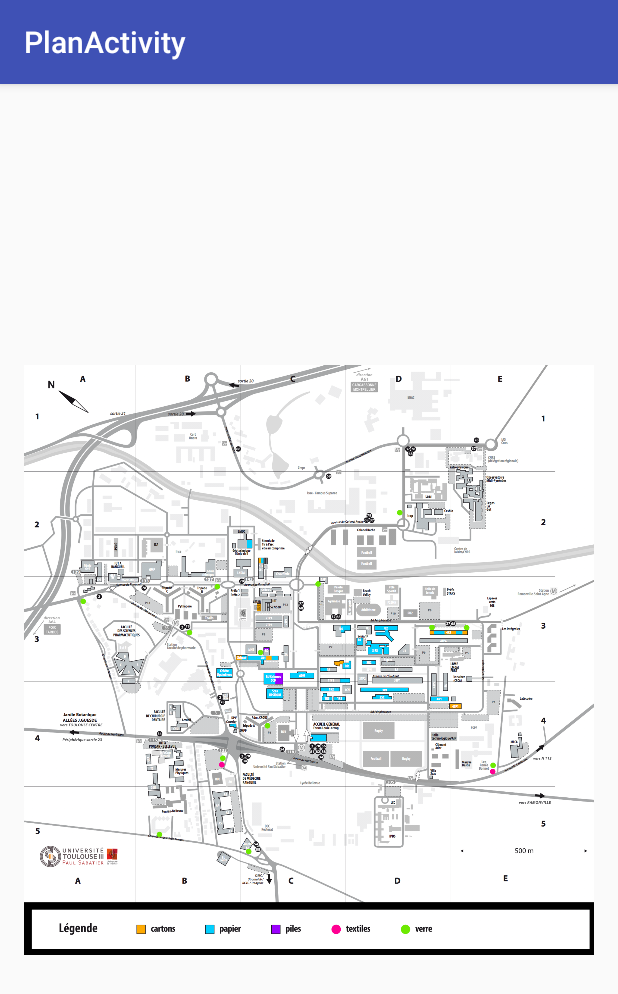
After one commit to Oxynos/AndroidHAC, an Android app: the PlanActivity screen opened directly, with no data from a screen before it, on a phone screen of 412 x 824 dp. The commit adds this screen. Shown: the top 994 px of the screen. Run offline under Robolectric (Android 15) with nearby library versions, the phone set to English and light mode, and no system bars.

Commit message:
Ajout d'une activity de plan

```diff
--- a/app/src/main/AndroidManifest.xml
+++ b/app/src/main/AndroidManifest.xml
@@ -49,7 +49,11 @@
 
         <activity
             android:name=".MapsActivity"
-            android:label="@string/title_activity_maps"></activity>
+            android:label="@string/title_activity_maps" />
+        <activity
+            android:name=".PlanActivity"
+            android:label="@string/title_activity_plan"
+            android:theme="@style/AppTheme.NoActionBar"></activity>
     </application>
 
 </manifest>
--- /dev/null
+++ b/app/src/main/java/com/m2dl/androidhac/PlanActivity.java
@@ -0,0 +1,25 @@
+package com.m2dl.androidhac;
+
+import android.os.Bundle;
+import android.support.design.widget.FloatingActionButton;
+import android.support.design.widget.Snackbar;
+import android.support.v7.app.AppCompatActivity;
+import android.support.v7.widget.Toolbar;
+import android.view.View;
+import android.widget.ImageView;
+
+public class PlanActivity extends AppCompatActivity {
+    ImageView imageView;
+
+    @Override
+    protected void onCreate(Bundle savedInstanceState) {
+        super.onCreate(savedInstanceState);
+        setContentView(R.layout.activity_plan);
+        Toolbar toolbar = (Toolbar) findViewById(R.id.toolbar);
+        setSupportActionBar(toolbar);
+
+       imageView = (ImageView) findViewById(R.id.imageView1);
+
+    }
+
+}
--- /dev/null
+++ b/app/src/main/res/layout/activity_plan.xml
@@ -0,0 +1,26 @@
+<?xml version="1.0" encoding="utf-8"?>
+<android.support.design.widget.CoordinatorLayout xmlns:android="http://schemas.android.com/apk/res/android"
+    xmlns:app="http://schemas.android.com/apk/res-auto"
+    xmlns:tools="http://schemas.android.com/tools"
+    android:layout_width="match_parent"
+    android:layout_height="match_parent"
+    android:fitsSystemWindows="true"
+    tools:context="com.m2dl.androidhac.PlanActivity">
+
+    <android.support.design.widget.AppBarLayout
+        android:layout_width="match_parent"
+        android:layout_height="wrap_content"
+        android:theme="@style/AppTheme.AppBarOverlay">
+
+        <android.support.v7.widget.Toolbar
+            android:id="@+id/toolbar"
+            android:layout_width="match_parent"
+            android:layout_height="?attr/actionBarSize"
+            android:background="?attr/colorPrimary"
+            app:popupTheme="@style/AppTheme.PopupOverlay" />
+
+    </android.support.design.widget.AppBarLayout>
+
+    <include layout="@layout/content_plan" />
+
+</android.support.design.widget.CoordinatorLayout>
--- /dev/null
+++ b/app/src/main/res/layout/content_plan.xml
@@ -0,0 +1,26 @@
+<?xml version="1.0" encoding="utf-8"?>
+<RelativeLayout xmlns:android="http://schemas.android.com/apk/res/android"
+    xmlns:app="http://schemas.android.com/apk/res-auto"
+    xmlns:tools="http://schemas.android.com/tools"
+    android:layout_width="match_parent"
+    android:layout_height="match_parent"
+    android:paddingBottom="@dimen/activity_vertical_margin"
+    android:paddingLeft="@dimen/activity_horizontal_margin"
+    android:paddingRight="@dimen/activity_horizontal_margin"
+    android:paddingTop="@dimen/activity_vertical_margin"
+    app:layout_behavior="@string/appbar_scrolling_view_behavior"
+    tools:context="com.m2dl.androidhac.PlanActivity"
+    tools:showIn="@layout/activity_plan">
+
+    <ImageView
+        android:layout_width="wrap_content"
+        android:layout_height="wrap_content"
+        android:id="@+id/imv_plan"
+        android:layout_alignParentTop="true"
+        android:layout_alignParentLeft="true"
+        android:layout_alignParentStart="true"
+        android:layout_alignParentBottom="true"
+        android:layout_alignParentRight="true"
+        android:layout_alignParentEnd="true"
+        android:src="@drawable/plan150" />
+</RelativeLayout>
--- a/app/src/main/res/menu/menu_main.xml
+++ b/app/src/main/res/menu/menu_main.xml
@@ -12,4 +12,10 @@
         android:orderInCategory="100"
         android:title="@string/action_settings"
         app:showAsAction="never" />
+
+    <item
+        android:id="@+id/imv_plan"
+        android:orderInCategory="100"
+        android:title="@string/Plan"
+        app:showAsAction="never" />
 </menu>
--- a/app/src/main/res/values/strings.xml
+++ b/app/src/main/res/values/strings.xml
@@ -8,4 +8,6 @@
     <string name="cannot">Cannot</string>
     <string name="album_name">CameraSample</string>
     <string name="title_activity_maps">Map</string>
+    <string name="title_activity_plan">PlanActivity</string>
+    <string name="Plan">Plan</string>
 </resources>
```
Also changed, not shown: app/src/main/java/com/m2dl/androidhac/MainActivity.java (+14 -11 lines).
